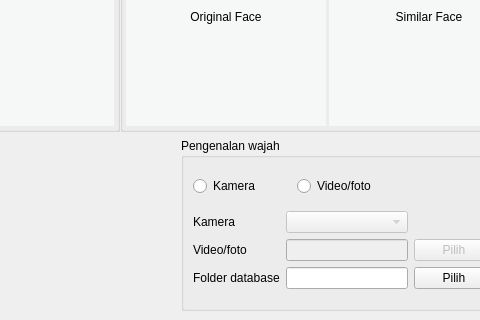
Qt form desain_v3.ui (yusufpraditya/face-recognition-app) before a commit; both pictures show x 529 to 1009 and y 402 to 722 of the 1280 by 722 pixel window.
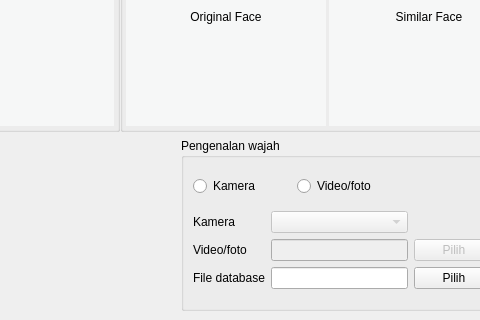
The same form after that commit. The open tabs and pages were chosen to show the change.

What changed in the file:
```diff
--- a/desain_v3.ui
+++ b/desain_v3.ui
@@ -883,7 +883,7 @@
                 <item row="2" column="0">
                  <widget class="QLabel" name="label_16">
                   <property name="text">
-                   <string>Folder database</string>
+                   <string>File database</string>
                   </property>
                  </widget>
                 </item>
```
Left out of the diff: 2 changed lines with no effect on the pictures.
